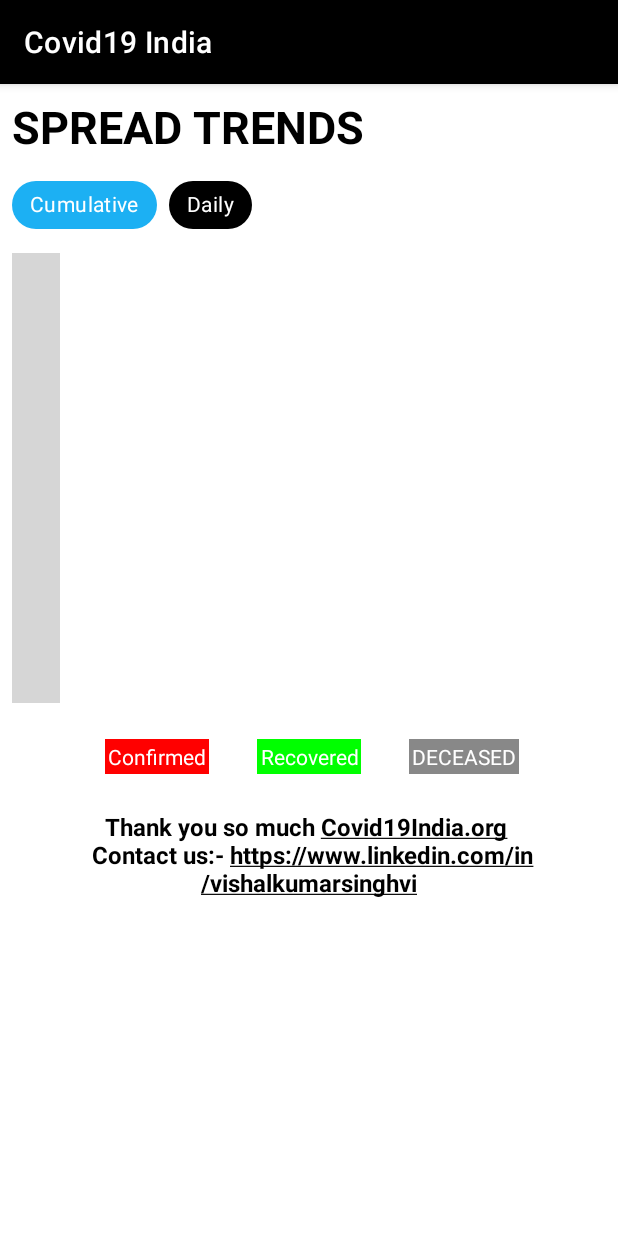
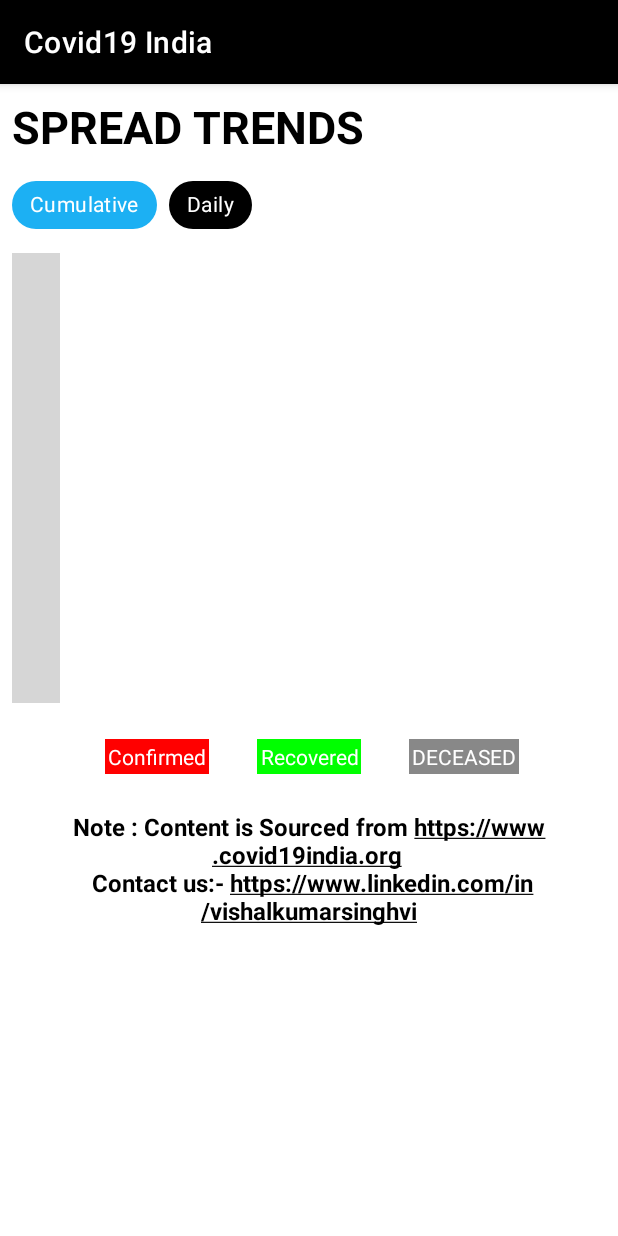
Before and after one commit to vishalkumarsinghvi/Covid19India, an Android app: the fragment DataFragment shown on its own in the app's theme, on a phone screen of 412 x 824 dp. Run offline under Robolectric (Android 15) with nearby library versions, the phone set to English and light mode, and no system bars; libraries missing offline, so code that uses them is left out: im.dacer.androidcharts; plain views replace LineView; 3 statements that could not run were skipped; grey boxes are pictures that could not be loaded.

Commit message:
changed contact us content

```diff
--- a/app/src/main/res/layout/fragment_data.xml
+++ b/app/src/main/res/layout/fragment_data.xml
@@ -83,7 +83,7 @@
       android:layout_marginEnd="8dp"
       android:autoLink="web"
       android:gravity="center"
-      android:text="@string/thank_you_so_much_covid19india_org_n_i_am_attaching_my_linkedin_profile_https_www_linkedin_com_in_vishalkumarsinghvi"
+      android:text="@string/contact_us"
       android:textColor="@android:color/black"
       android:textSize="16sp"
       android:textStyle="bold"
--- a/app/src/main/res/values/strings.xml
+++ b/app/src/main/res/values/strings.xml
@@ -44,6 +44,6 @@
   <string name="actv">ACTV</string>
   <string name="cnfmd">CNFMD</string>
   <string name="dcsd">DCSD</string>
-  <string name="thank_you_so_much_covid19india_org_n_i_am_attaching_my_linkedin_profile_https_www_linkedin_com_in_vishalkumarsinghvi">Thank you so much Covid19India.org \n Contact us:- https://www.linkedin.com/in/vishalkumarsinghvi</string>
+  <string name="contact_us">Note : Content is Sourced from https://www.covid19india.org \n Contact us:- https://www.linkedin.com/in/vishalkumarsinghvi</string>
   <string name="district">DISTRICT</string>
 </resources>
```
